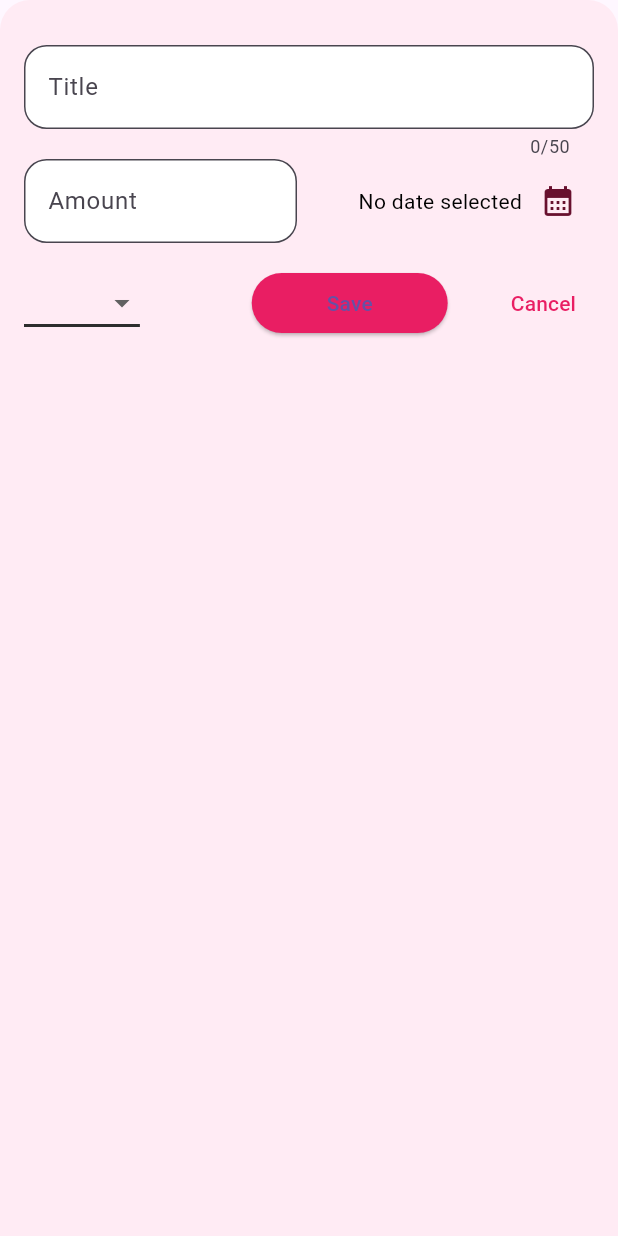
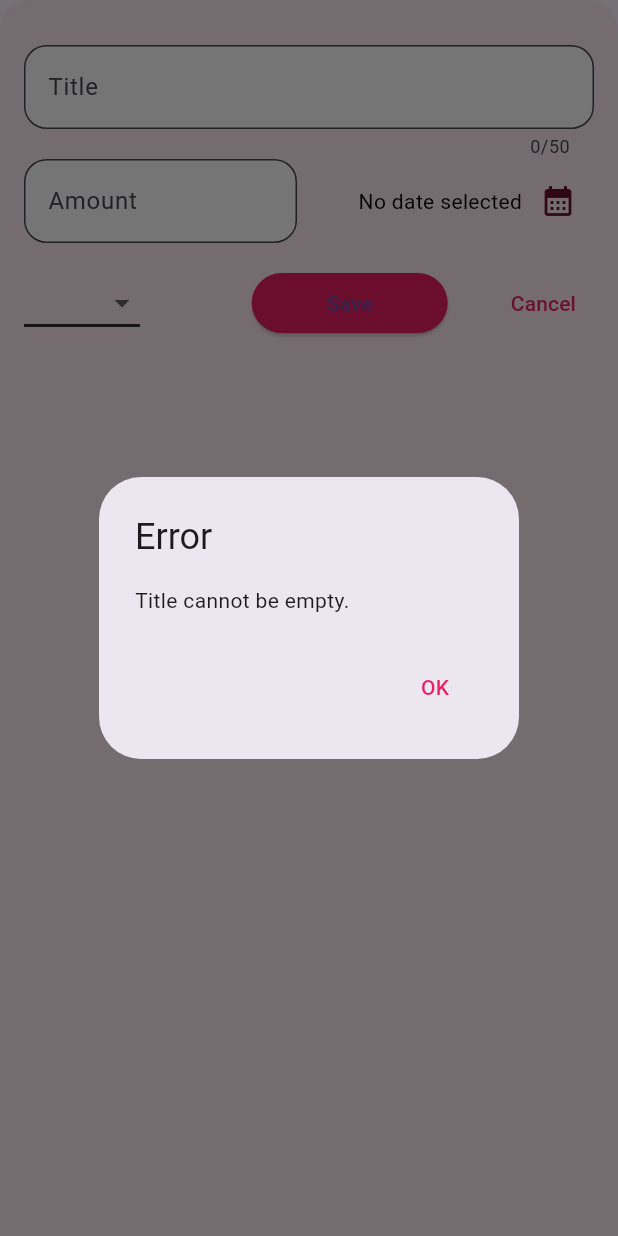
Before and after one commit to rybakova-auca-2021/Expenses-Tracker, a Flutter app: the NewExpense widget shown alone on an empty page, opened directly, after a tap on "Save", on a phone screen of 412 x 824 dp. Run offline on Flutter 3.47's test engine with Material 3 defaults, Android fonts, the phone set to English and light mode, and no system bars.

Commit message:
added error dialog for the invalid input

```diff
--- a/lib/widgets/new_expense.dart
+++ b/lib/widgets/new_expense.dart
@@ -31,6 +31,37 @@ class _NewExpenseState extends State<NewExpense> {
       _selectedDate = pickedDate;
     });
   }
+
+  void _submitExpenseData(BuildContext context) {
+  if (_titleController.text.trim().isEmpty) {
+    _showErrorDialog(context, 'Title cannot be empty.');
+  } else if (_amountController.text.trim().isEmpty) {
+    _showErrorDialog(context, 'Amount cannot be empty.');
+  } else {
+    // save data
+  }
+}
+
+void _showErrorDialog(BuildContext context, String errorMessage) {
+  showDialog(
+    context: context,
+    builder: (BuildContext context) {
+      return AlertDialog(
+        title: const Text('Error'),
+        content: Text(errorMessage),
+        actions: [
+          TextButton(
+            onPressed: () {
+              Navigator.of(context).pop();
+            },
+            child: const Text('OK', style: TextStyle(color: Colors.pink)),
+          ),
+        ],
+      );
+    },
+  );
+}
+
 
   @override
   void dispose() {
@@ -122,7 +153,7 @@ class _NewExpenseState extends State<NewExpense> {
                 ),
                 const Spacer(),
                 ElevatedButton(
-                  onPressed: () {},
+                  onPressed: () {_submitExpenseData(context);},
                   style: ElevatedButton.styleFrom(backgroundColor: Colors.pink, padding: const EdgeInsets.symmetric(vertical: 10, horizontal: 50)),
                   child: const Text("Save"),
                 ),
--- a/pubspec.yaml
+++ b/pubspec.yaml
@@ -11,6 +11,7 @@ dependencies:
     sdk: flutter
   intl: ^0.19.0
   uuid: ^4.2.2
+  talker_flutter: ^1.4.0
 
 dev_dependencies:
   flutter_test:
```
Also changed, not shown: pubspec.lock.
